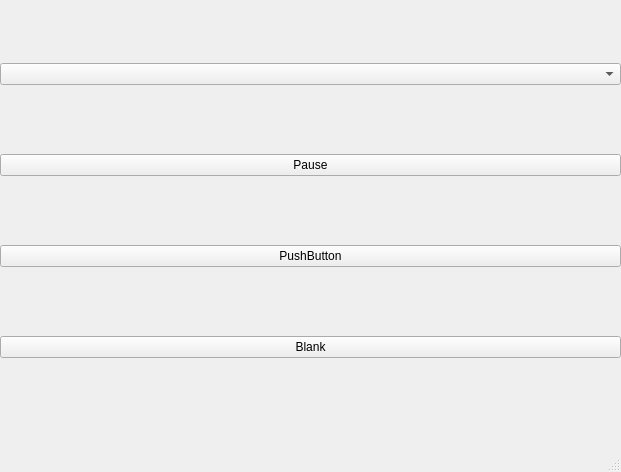
The window that src/gui/mainwindow.ui (david-polak/dslr-webcam) describes before a commit, drawn with Qt 5.
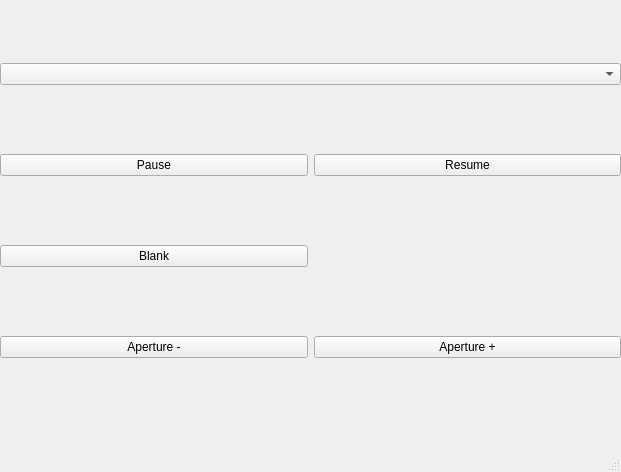
The same window after the commit.

The edit to the form file:
```diff
--- a/src/gui/mainwindow.ui
+++ b/src/gui/mainwindow.ui
@@ -23,8 +23,15 @@
       <height>421</height>
      </rect>
     </property>
-    <layout class="QGridLayout" name="gridLayout" columnstretch="0">
-     <item row="0" column="0">
+    <layout class="QGridLayout" name="gridLayout" columnstretch="0,0">
+     <item row="1" column="1">
+      <widget class="QPushButton" name="resumeBtn">
+       <property name="text">
+        <string>Resume</string>
+       </property>
+      </widget>
+     </item>
+     <item row="0" column="0" colspan="2">
       <widget class="QComboBox" name="cameraBox"/>
      </item>
      <item row="1" column="0">
@@ -44,10 +51,17 @@
        </property>
       </widget>
      </item>
-     <item row="2" column="0">
-      <widget class="QPushButton" name="resumeBtn">
+     <item row="5" column="1">
+      <widget class="QPushButton" name="apertureUp">
        <property name="text">
-        <string>PushButton</string>
+        <string>Aperture +</string>
+       </property>
+      </widget>
+     </item>
+     <item row="5" column="0">
+      <widget class="QPushButton" name="apertureDown">
+       <property name="text">
+        <string>Aperture -</string>
        </property>
       </widget>
      </item>
```
